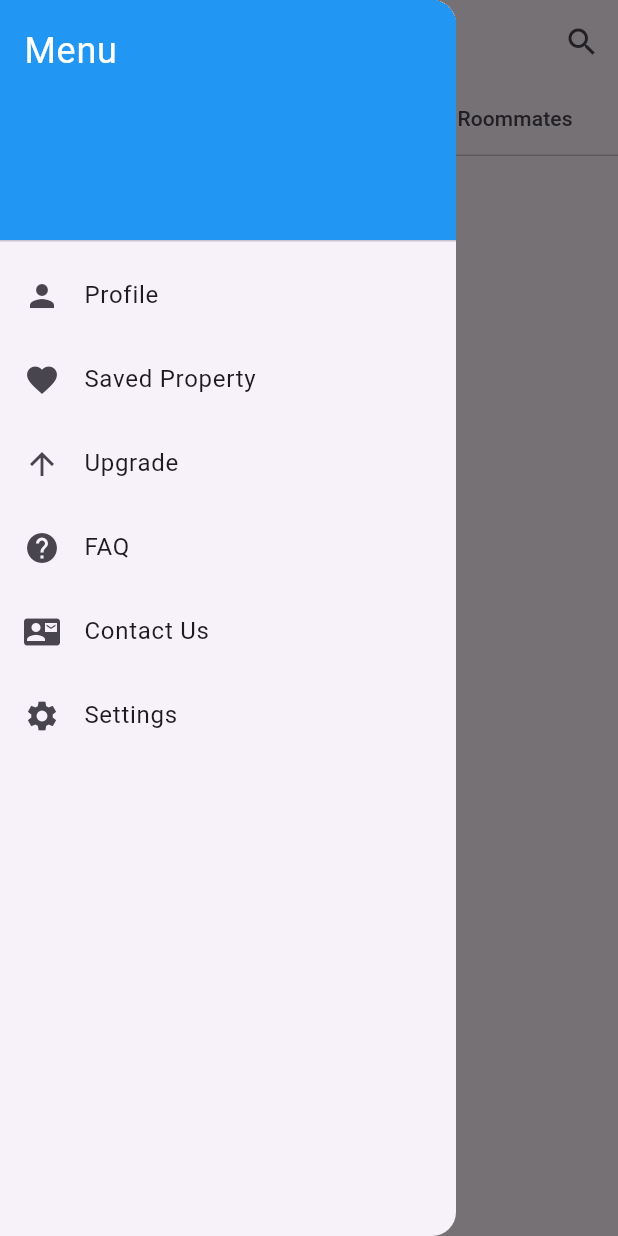
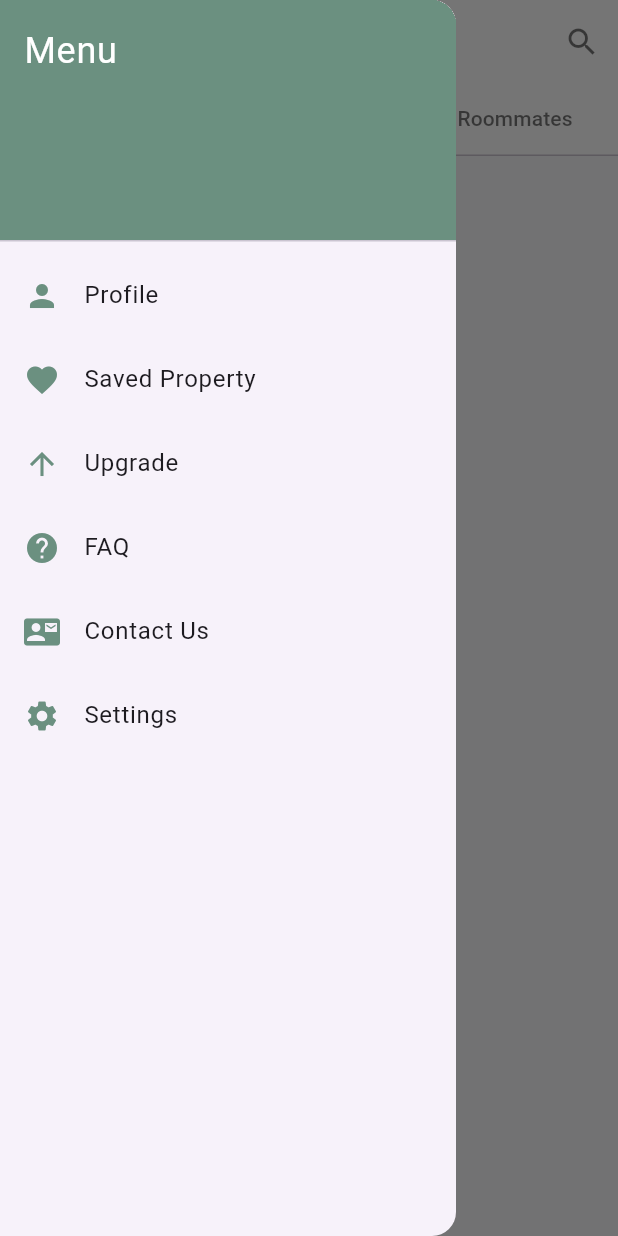
Before and after one commit to hano0709/croom2, a Flutter app: the screen it shows once a user with an empty profile is signed in, with the side drawer open, on a phone screen of 412 x 824 dp. Run offline on Flutter 3.47's test engine with Material 3 defaults, Android fonts, the light colour scheme and no system bars; our stand-ins replace cloud_firestore, firebase_auth, firebase_core, google_sign_in; accounts and stored records are empty.

Commit message:
home screen UI improved

```diff
--- a/lib/home_screen.dart
+++ b/lib/home_screen.dart
@@ -129,9 +129,21 @@ class _HomeScreenState extends State<HomeScreen> with SingleTickerProviderStateM
 
   @override
   Widget build(BuildContext context) {
+    final Color primary = Color(0xFF6B9080); // Same primary color
+    final Color surface = Color(0xFFF8F9FA); // Same background color
+
     return Scaffold(
       appBar: AppBar(
-        title: Text('CROOM'),
+        title: Text(
+          'CROOM',
+          style: TextStyle(
+            color: Colors.black87,
+            fontWeight: FontWeight.w600,
+          ),
+        ),
+        backgroundColor: Colors.white,
+        elevation: 0,
+        iconTheme: IconThemeData(color: Colors.black54),
         leading: Builder(
           builder: (BuildContext context) {
             return IconButton(
@@ -158,6 +170,9 @@ class _HomeScreenState extends State<HomeScreen> with SingleTickerProviderStateM
         ],
         bottom: TabBar(
           controller: _tabController,
+          indicatorColor: primary, // Use primary color for tab indicator
+          labelColor: primary, // Use primary color for selected tab text
+          unselectedLabelColor: Colors.black54, // Use grey for unselected tabs
           tabs: [
             Tab(text: 'Hostel'),
             Tab(text: 'Flats'),
@@ -170,14 +185,14 @@ class _HomeScreenState extends State<HomeScreen> with SingleTickerProviderStateM
           padding: EdgeInsets.zero,
           children: [
             DrawerHeader(
-              decoration: BoxDecoration(color: Colors.blue),
+              decoration: BoxDecoration(color: primary), // Use primary color
               child: Text(
                 'Menu',
                 style: TextStyle(color: Colors.white, fontSize: 24),
               ),
             ),
             ListTile(
-              leading: Icon(Icons.person),
+              leading: Icon(Icons.person, color: primary),
               title: Text('Profile'),
               onTap: () {
                 Navigator.push(
@@ -187,7 +202,7 @@ class _HomeScreenState extends State<HomeScreen> with SingleTickerProviderStateM
               },
             ),
             ListTile(
-              leading: Icon(Icons.favorite),
+              leading: Icon(Icons.favorite, color: primary),
               title: Text('Saved Property'),
               onTap: () {
                 Navigator.push(
@@ -197,12 +212,12 @@ class _HomeScreenState extends State<HomeScreen> with SingleTickerProviderStateM
               },
             ),
             ListTile(
-              leading: Icon(Icons.arrow_upward),
+              leading: Icon(Icons.arrow_upward, color: primary),
               title: Text('Upgrade'),
               onTap: () {},
             ),
             ListTile(
-              leading: Icon(Icons.help),
+              leading: Icon(Icons.help, color: primary),
               title: Text('FAQ'),
               onTap: () {
                 Navigator.push(
@@ -212,7 +227,7 @@ class _HomeScreenState extends State<HomeScreen> with SingleTickerProviderStateM
               },
             ),
             ListTile(
-              leading: Icon(Icons.contact_mail),
+              leading: Icon(Icons.contact_mail, color: primary),
               title: Text('Contact Us'),
               onTap: () {
                 Navigator.push(
@@ -222,24 +237,32 @@ class _HomeScreenState extends State<HomeScreen> with SingleTickerProviderStateM
               },
             ),
             ListTile(
-              leading: Icon(Icons.settings),
+              leading: Icon(Icons.settings, color: primary),
               title: Text('Settings'),
               onTap: () {},
             ),
           ],
         ),
       ),
-      body: Column(
+      body: Container(
+        color: surface, // Set background color
+        child: Column(
           children: [
             if (_isSearching)
               Padding(
-              padding: const EdgeInsets.all(8.0),
+                padding: const EdgeInsets.all(16.0),
                 child: TextField(
                   controller: _searchController,
                   decoration: InputDecoration(
                     hintText: 'Search...',
-                  border: OutlineInputBorder(),
-                  prefixIcon: Icon(Icons.search),
+                    border: OutlineInputBorder(
+                      borderRadius: BorderRadius.circular(12),
+                      borderSide: BorderSide.none,
+                    ),
+                    filled: true,
+                    fillColor: Colors.white,
+                    prefixIcon: Icon(Icons.search, color: primary),
+                    contentPadding: EdgeInsets.symmetric(vertical: 16, horizontal: 20),
                   ),
                   onChanged: (value) {
                     setState(() {
@@ -303,7 +326,7 @@ class _HomeScreenState extends State<HomeScreen> with SingleTickerProviderStateM
                     },
                   ),
                   _isLoading
-                    ? Center(child: CircularProgressIndicator())
+                      ? Center(child: CircularProgressIndicator(color: primary))
                       : ListView.builder(
                     itemCount: _isSearching ? getFilteredRoommates().length : roommates.length,
                     itemBuilder: (context, index) {
@@ -323,17 +346,23 @@ class _HomeScreenState extends State<HomeScreen> with SingleTickerProviderStateM
                         child: Card(
                           margin: EdgeInsets.all(8),
                           elevation: 3,
-                        shape: RoundedRectangleBorder(borderRadius: BorderRadius.circular(12)),
+                          color: Color(0xFFF8F9FA), // Set the background color here
+                          shape: RoundedRectangleBorder(
+                            borderRadius: BorderRadius.circular(12),
+                          ),
                           child: ListTile(
                             contentPadding: EdgeInsets.all(10),
                             leading: CircleAvatar(
                               radius: 30,
-                            backgroundImage: NetworkImage(roommate['profileImage'] ??
-                                'https://via.placeholder.com/150'),
+                              backgroundImage: NetworkImage(
+                                  roommate['profileImage'] ?? 'https://via.placeholder.com/150'),
                             ),
-                          title: Text(roommate['name'] ?? 'Unknown'),
+                            title: Text(
+                              roommate['name'] ?? 'Unknown',
+                              style: TextStyle(fontWeight: FontWeight.bold),
+                            ),
                             subtitle: Text('${roommate['age']} • ${roommate['college']}'),
-                          trailing: Icon(Icons.arrow_forward_ios, size: 16),
+                            trailing: Icon(Icons.arrow_forward_ios, size: 16, color: primary),
                           ),
                         ),
                       );
@@ -344,6 +373,7 @@ class _HomeScreenState extends State<HomeScreen> with SingleTickerProviderStateM
             ),
           ],
         ),
+      ),
     );
   }
 }
```
Also changed, not shown: lib/property_card.dart (+62 -16 lines). Lines whose indentation alone changed are shown as unchanged.
